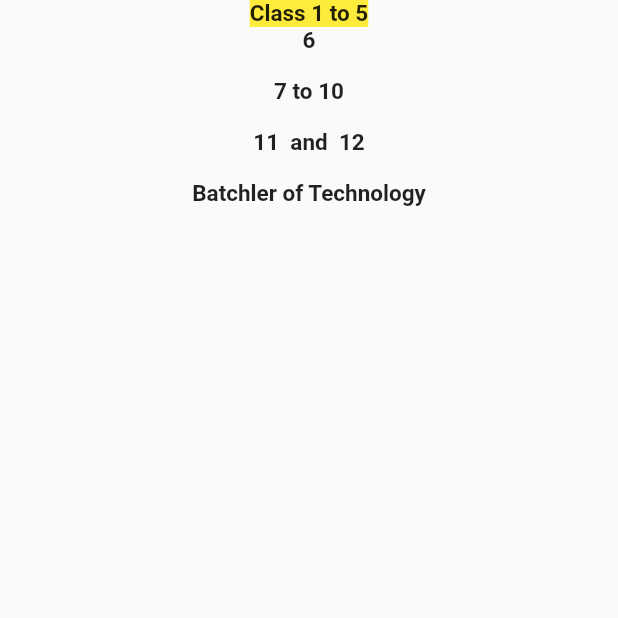
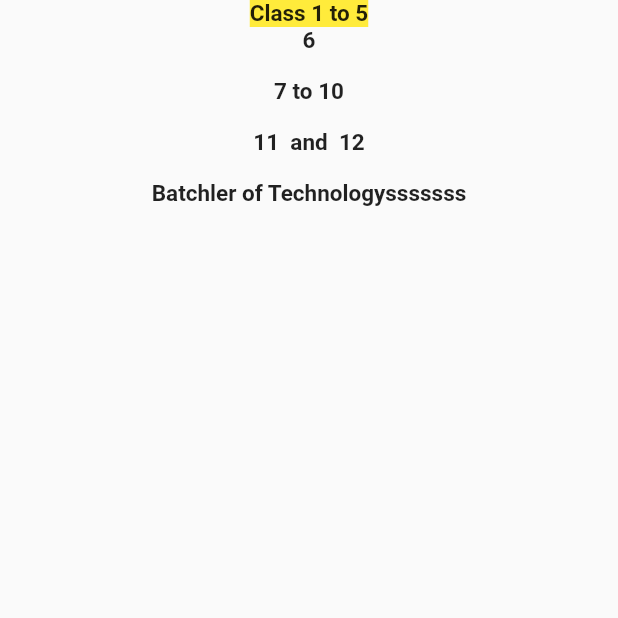
Before and after one commit to keyss-gaurav/profile, a Flutter app: the screen it shows after launch, in the side drawer, after a tap on "Education", on a phone screen of 412 x 824 dp, the top half of it. Run offline on Flutter 3.47's test engine with Material 2 defaults, Android fonts, the phone set to English and light mode, and no system bars.

Commit message:
education pag is mosify

```diff
--- a/lib/Education.dart
+++ b/lib/Education.dart
@@ -22,7 +22,7 @@ class Education extends StatelessWidget{
           Text('        '),
           Text('11  and  12',style: TextStyle(fontSize: 15,fontWeight: FontWeight.bold),),
           Text('        '),
-          Text('Batchler of Technology',style: TextStyle(fontSize: 15,fontWeight: FontWeight.bold),),
+          Text('Batchler of Technologysssssss',style: TextStyle(fontSize: 15,fontWeight: FontWeight.bold),),
           Text('        '),
 
       ],)
```
